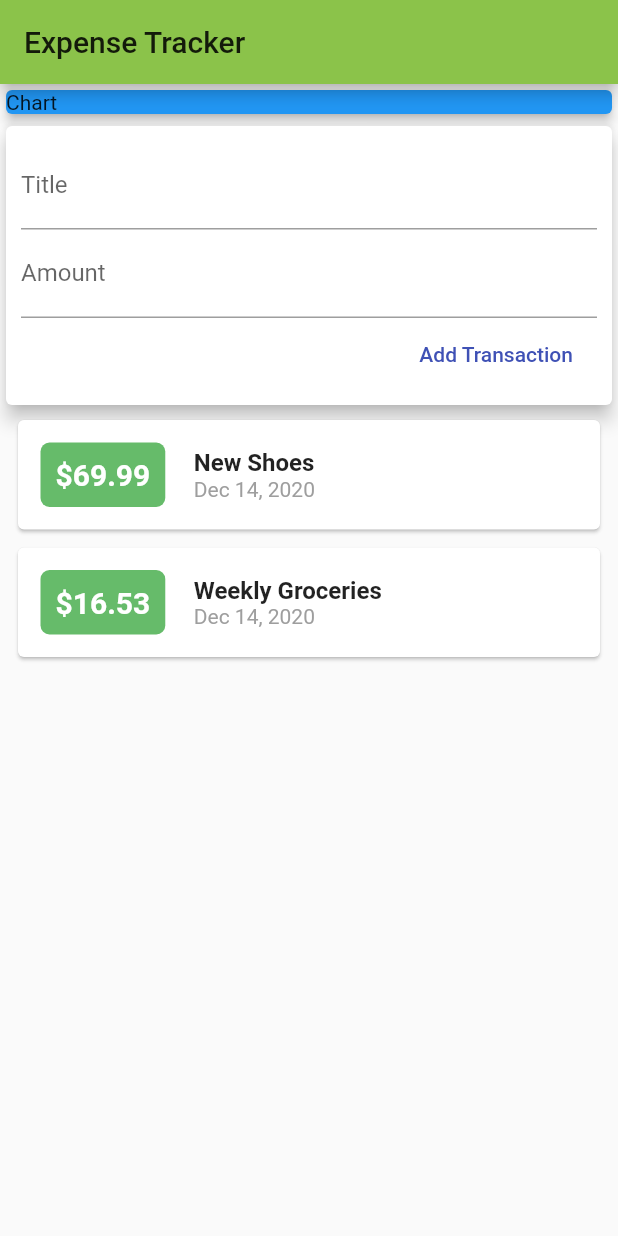
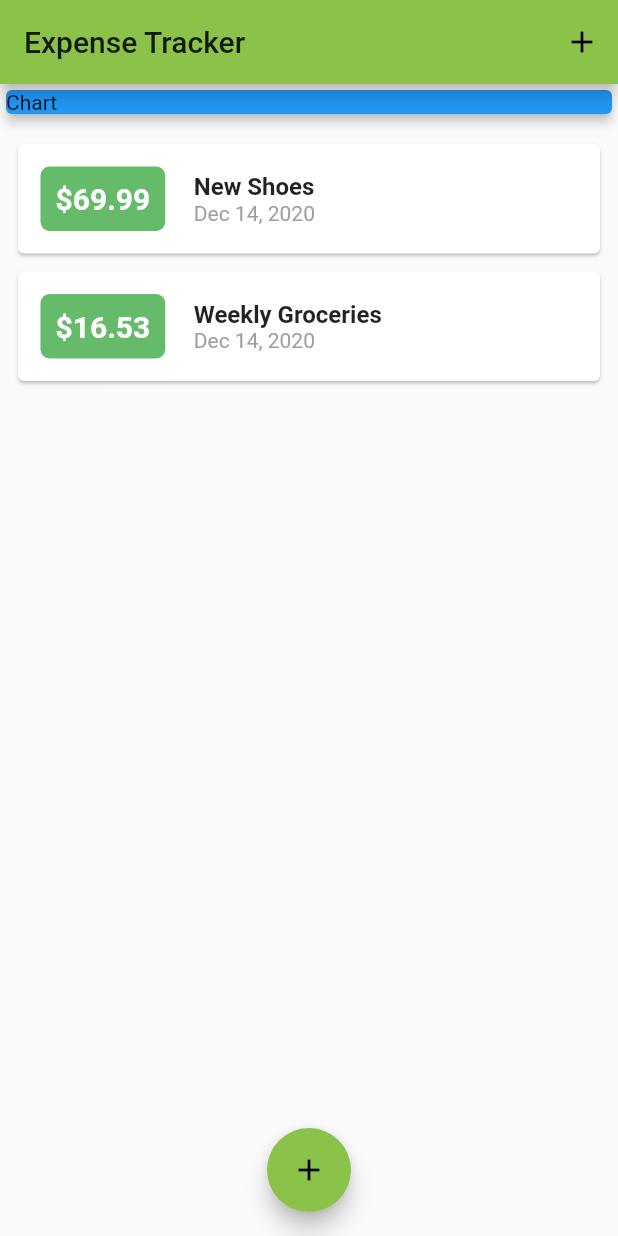
Before and after one commit to gsbakshi/expense-tracker, a Flutter app: the screen it shows after launch, on a phone screen of 412 x 824 dp. Run offline on Flutter 3.47's test engine with Material 2 defaults, Android fonts, the phone set to English and light mode, and no system bars.

Commit message:
second commit

```diff
--- a/lib/main.dart
+++ b/lib/main.dart
@@ -1,8 +1,13 @@
+import 'package:expense_tracker/widgets/new_transaction.dart';
+import 'package:expense_tracker/widgets/transactions_list.dart';
 import 'package:flutter/cupertino.dart';
+// import 'package:flutter/gestures.dart';
 import 'package:flutter/material.dart';
+import 'package:flutter/rendering.dart';
 
 import './widgets/chart.dart';
-import './widgets/user_transactions.dart';
+// import './widgets/user_transactions.dart';
+import 'models/transaction.dart';
 
 void main() {
   runApp(MyApp());
@@ -22,21 +27,79 @@ class MyApp extends StatelessWidget {
   }
 }
 
-class MyHomePage extends StatelessWidget {
+class MyHomePage extends StatefulWidget {
+  @override
+  _MyHomePageState createState() => _MyHomePageState();
+}
+
+class _MyHomePageState extends State<MyHomePage> {
+  final List<Transaction> _userTransactions = [
+    Transaction(
+      id: 't1',
+      title: 'New Shoes',
+      amount: 69.99,
+      date: DateTime.now(),
+    ),
+    Transaction(
+      id: 't2',
+      title: 'Weekly Groceries',
+      amount: 16.53,
+      date: DateTime.now(),
+    ),
+  ];
+
+  void _addNewTransaction(String txTitle, double txAmount) {
+    final newTx = Transaction(
+      id: DateTime.now().toString(),
+      title: txTitle,
+      amount: txAmount,
+      date: DateTime.now(),
+    );
+
+    setState(() {
+      _userTransactions.add(newTx);
+    });
+  }
+
+  void _triggerNewTx(BuildContext context) {
+    showModalBottomSheet(
+      context: context,
+      builder: (_) {
+        return GestureDetector(
+          onTap: () {},
+          child: NewTransaction(_addNewTransaction),
+          behavior: HitTestBehavior.opaque,
+        );
+      },
+    );
+  }
+
   @override
   Widget build(BuildContext context) {
     return Scaffold(
       appBar: AppBar(
         title: Text('Expense Tracker'),
+        actions: <Widget>[
+          IconButton(
+            icon: Icon(Icons.add),
+            onPressed: () => _triggerNewTx(context),
+          ),
+        ],
       ),
       body: SingleChildScrollView(
         child: Column(
           crossAxisAlignment: CrossAxisAlignment.stretch,
           children: <Widget>[
             chart(),
-            UserTransactions(),
+            // UserTransactions(),
+            TransactionsList(_userTransactions),
           ],
         ),
+      ),
+      floatingActionButtonLocation: FloatingActionButtonLocation.centerFloat,
+      floatingActionButton: FloatingActionButton(
+        child: Icon(Icons.add),
+        onPressed: () => _triggerNewTx(context),
       ),
     );
   }
--- a/lib/widgets/transactions_list.dart
+++ b/lib/widgets/transactions_list.dart
@@ -10,13 +10,18 @@ class TransactionsList extends StatelessWidget {
 
   @override
   Widget build(BuildContext context) {
-    return ListView(
-      // padding: EdgeInsets.symmetric(
-      //   vertical: 10,
-      // ),
-      // itemBuilder: (ctx, index) => txCard(transactions[index]),
-      shrinkWrap: true,
-      children: transactions.map((tx) => txCard(tx)).toList(),
+    return Container(
+      margin: EdgeInsets.symmetric(
+        vertical: 10,
+      ),
+      // height: MediaQuery.of(context).size.height,
+      child: ListView.builder(
+        shrinkWrap: true,
+        itemBuilder: (ctx, index) {
+          return txCard(transactions[index]);
+        },
+        itemCount: transactions.length,
+      ),
     );
   }
 }
--- a/lib/widgets/user_transactions.dart
+++ b/lib/widgets/user_transactions.dart
@@ -1,50 +1,23 @@
-import 'package:flutter/material.dart';
+// import 'package:flutter/material.dart';
 
-import '../models/transaction.dart';
-import 'new_transaction.dart';
-import 'transactions_list.dart';
+// import '../models/transaction.dart';
+// import 'new_transaction.dart';
+// import 'transactions_list.dart';
 
-class UserTransactions extends StatefulWidget {
-  @override
-  _UserTransactionsState createState() => _UserTransactionsState();
-}
+// class UserTransactions extends StatefulWidget {
+//   @override
+//   _UserTransactionsState createState() => _UserTransactionsState();
+// }
 
-class _UserTransactionsState extends State<UserTransactions> {
-  final List<Transaction> _userTransactions = [
-    Transaction(
-      id: 't1',
-      title: 'New Shoes',
-      amount: 69.99,
-      date: DateTime.now(),
-    ),
-    Transaction(
-      id: 't2',
-      title: 'Weekly Groceries',
-      amount: 16.53,
-      date: DateTime.now(),
-    ),
-  ];
+// class _UserTransactionsState extends State<UserTransactions> {
 
-  void _addNewTransaction(String txTitle, double txAmount) {
-    final newTx = Transaction(
-      id: DateTime.now().toString(),
-      title: txTitle,
-      amount: txAmount,
-      date: DateTime.now(),
-    );
-
-    setState(() {
-      _userTransactions.add(newTx);
-    });
-  }
-
-  @override
-  Widget build(BuildContext context) {
-    return Column(
-      children: <Widget>[
-        NewTransaction(_addNewTransaction),
-        TransactionsList(_userTransactions),
-      ],
-    );
-  }
-}
+//   @override
+//   Widget build(BuildContext context) {
+//     return Column(
+//       children: <Widget>[
+//         NewTransaction(_addNewTransaction),
+//         TransactionsList(_userTransactions),
+//       ],
+//     );
+//   }
+// }
```
